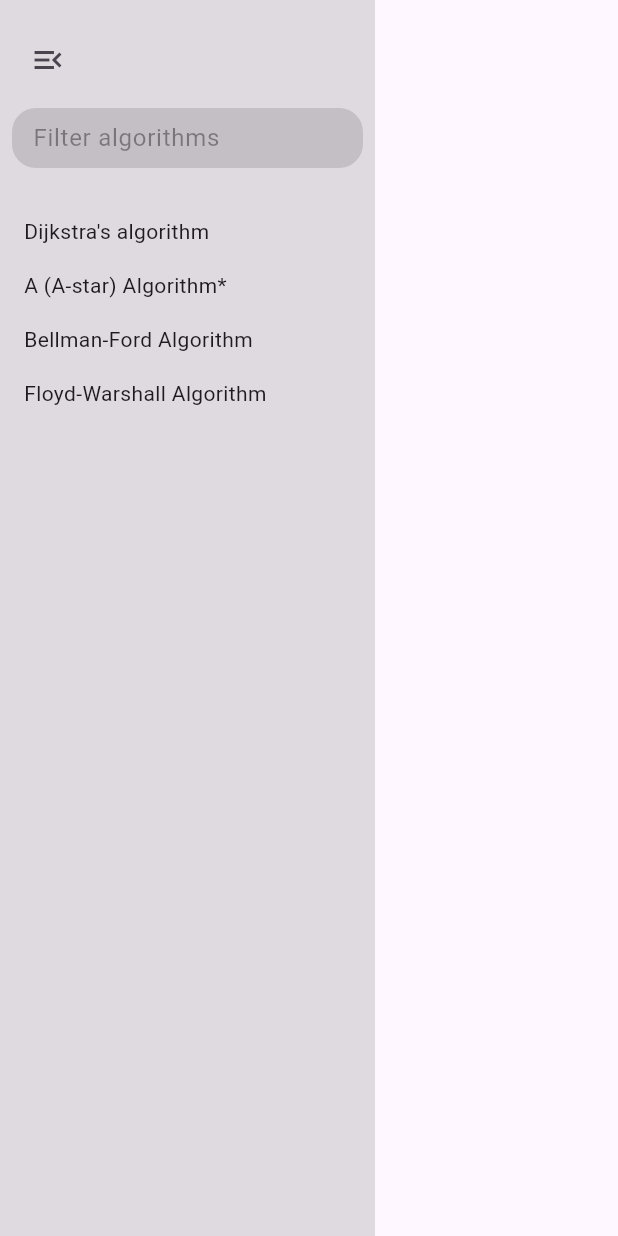
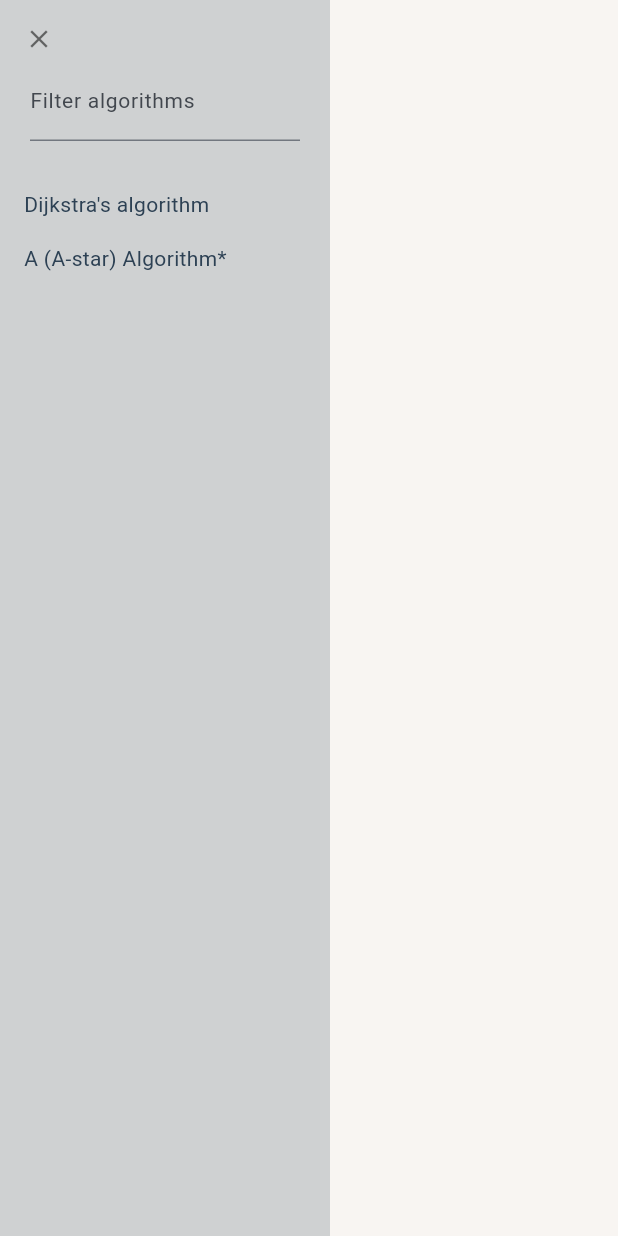
Before and after one commit to emeli-frank/algorithm-visualizer, a Flutter app: the ShellScaffold screen opened directly with empty values, on a phone screen of 412 x 824 dp. Run offline on Flutter 3.47's test engine with Material 3 defaults, Android fonts, the phone set to English and light mode, and no system bars; our stand-ins replace equatable, flutter_bloc, go_router.

Commit message:
Improve general app look with customized colors and options

```diff
--- a/lib/features/dijkstra/views/dijkstra_screen.dart
+++ b/lib/features/dijkstra/views/dijkstra_screen.dart
@@ -6,7 +6,9 @@ import 'package:algorithm_visualizer/features/dijkstra/bloc/graph_bloc.dart';
 import 'package:algorithm_visualizer/features/dijkstra/cubit/tool_selection_cubit.dart';
 import 'package:algorithm_visualizer/features/dijkstra/models/edge.dart';
 import 'package:algorithm_visualizer/features/dijkstra/models/vertex.dart';
+import 'package:algorithm_visualizer/features/sidebar/cubit/sidebar_cubit.dart';
 import 'package:algorithm_visualizer/utils/extensions/offset_extensions.dart';
+import 'package:algorithm_visualizer/widgets/nav_icon_button.dart';
 import 'package:flutter/material.dart';
 import 'package:flutter/services.dart';
 import 'package:flutter_bloc/flutter_bloc.dart';
--- /dev/null
+++ b/lib/features/sidebar/cubit/sidebar_cubit.dart
@@ -0,0 +1,10 @@
+import 'package:flutter_bloc/flutter_bloc.dart';
+import 'package:equatable/equatable.dart';
+
+part 'sidebar_state.dart';
+
+class SidebarCubit extends Cubit<SidebarState> {
+  SidebarCubit(super.initialState);
+
+  void toggle({required bool isOpen}) => emit(SidebarState(isOpen: isOpen));
+}
--- /dev/null
+++ b/lib/features/sidebar/cubit/sidebar_state.dart
@@ -0,0 +1,10 @@
+part of 'sidebar_cubit.dart';
+
+final class SidebarState extends Equatable {
+  const SidebarState({required this.isOpen});
+
+  final bool isOpen;
+
+  @override
+  List<Object> get props => [isOpen];
+}
--- a/lib/features/sidebar/views/sidebar.dart
+++ b/lib/features/sidebar/views/sidebar.dart
@@ -1,50 +1,49 @@
+import 'package:algorithm_visualizer/features/sidebar/cubit/sidebar_cubit.dart';
 import 'package:flutter/material.dart';
 import 'package:go_router/go_router.dart';
+import 'package:flutter_bloc/flutter_bloc.dart';
+
+import '../../../widgets/nav_icon_button.dart';
 
 class Sidebar extends StatelessWidget {
   const Sidebar({super.key});
 
   @override
   Widget build(BuildContext context) {
-    var defaultOutlineBorder = OutlineInputBorder(
-      borderSide: const BorderSide(color: Colors.transparent),
-      borderRadius: BorderRadius.circular(16.0),
-    );
-
     return SizedBox(
-      width: 250.0,
+      width: 220.0,
       child: Container(
         padding: const EdgeInsets.all(8.0),
-        color: Colors.black12,
+        color: Theme.of(context).colorScheme.primary.withOpacity(0.2),
         child: Column(
           crossAxisAlignment: CrossAxisAlignment.start,
           children: [
-            Padding(
-              padding: const EdgeInsets.symmetric(vertical: 8.0),
-              child: IconButton(
-                onPressed: () {},
-                tooltip: 'Close sidebar',
-                icon: const Icon(Icons.menu_open_outlined),
-              ),
+            NavIconButton(
+              iconData: Icons.close,
+              onPressed: () {
+                context.read<SidebarCubit>().toggle(isOpen: false);
+              },
+              tooltip: 'Close sidebar',
             ),
-            SizedBox(
-              height: 40.0,
-              child: TextField(
-                decoration: InputDecoration(
-                  enabledBorder: defaultOutlineBorder,
-                  focusedBorder: defaultOutlineBorder,
-                  border: defaultOutlineBorder,
-                  hintText: 'Filter algorithms',
-                  hintStyle: const TextStyle(
-                    color: Colors.black38,
+            const Padding(
+              padding: EdgeInsets.all(12.0),
+              child: SizedBox(
+                height: 38.0,
+                child: TextField(
+                  style: TextStyle(
+                    fontSize: 14.0,
                   ),
-                  contentPadding: const EdgeInsets.symmetric(horizontal: 10),
-                  fillColor: Colors.black12,
-                  filled: true,
+                  decoration: InputDecoration(
+                    hintText: 'Filter algorithms',
+                    contentPadding: EdgeInsets.symmetric(vertical: 16),
+                    hintStyle: TextStyle(
+                      fontSize: 14.0,
+                    ),
+                  ),
                 ),
               ),
             ),
-            const SizedBox(height: 24.0),
+            const SizedBox(height: 12.0),
             Expanded(
               child: ListView(
                 children: [
@@ -60,8 +59,6 @@ class Sidebar extends StatelessWidget {
                       context.go('/a-star-visualizer');
                     },
                   ),
-                  SidebarList(name: 'Bellman-Ford Algorithm', onTap: () {},),
-                  SidebarList(name: 'Floyd-Warshall Algorithm', onTap: () {},),
                 ],
               ),
             ),
@@ -82,7 +79,16 @@ class SidebarList extends StatelessWidget {
   Widget build(BuildContext context) {
     // return Padding(padding: const EdgeInsets.symmetric(vertical: 8.0, horizontal: 8.0), child: Text(name),);
     return InkWell(
-      onTap: onTap, child: Padding(padding: const EdgeInsets.symmetric(vertical: 8.0, horizontal: 8.0), child: Text(name),),
+      onTap: onTap,
+      child: Padding(
+        padding: const EdgeInsets.symmetric(vertical: 8.0, horizontal: 8.0),
+        child: Text(
+          name,
+          style: TextStyle(
+            color: Theme.of(context).colorScheme.primary,
+          ),
+        ),
+      ),
     );
   }
 }
--- a/lib/main.dart
+++ b/lib/main.dart
@@ -3,6 +3,7 @@ import 'package:algorithm_visualizer/features/dijkstra/bloc/animation_bloc.dart'
 import 'package:algorithm_visualizer/features/dijkstra/bloc/graph_bloc.dart';
 import 'package:algorithm_visualizer/features/dijkstra/cubit/tool_selection_cubit.dart';
 import 'package:algorithm_visualizer/features/dijkstra/views/dijkstra_screen.dart';
+import 'package:algorithm_visualizer/features/sidebar/cubit/sidebar_cubit.dart';
 import 'package:algorithm_visualizer/features/sidebar/views/sidebar.dart';
 import 'package:flutter/material.dart';
 import 'package:go_router/go_router.dart';
@@ -25,7 +26,14 @@ class MyApp extends StatelessWidget {
       ShellRoute(
         navigatorKey: _shellNavigatorKey,
         builder: (context, state, child) =>
-            ShellScaffold(child: child),
+            MultiBlocProvider(
+              providers: [
+                BlocProvider<SidebarCubit>(
+                  create: (_) => SidebarCubit(const SidebarState(isOpen: true)),
+                ),
+              ],
+              child: ShellScaffold(child: child),
+            ),
         routes: [
           GoRoute(
             path: '/home',
@@ -70,7 +78,13 @@ class MyApp extends StatelessWidget {
       routeInformationParser: _router.routeInformationParser,
       routeInformationProvider: _router.routeInformationProvider,
       theme: ThemeData(
-        colorScheme: ColorScheme.fromSeed(seedColor: Colors.deepPurple),
+        colorScheme: ColorScheme.fromSeed(
+          seedColor: const Color(0xFF2D4154),
+          brightness: Brightness.light,
+          primary: const Color(0xFF2D4154),
+          secondary: Colors.deepOrange,
+          surface: const Color(0xFFF8F5F2),
+        ),
         useMaterial3: true,
       ),
     );
@@ -101,9 +115,13 @@ class ShellScaffold extends StatelessWidget {
   @override
   Widget build(BuildContext context) {
     return Scaffold(
+      backgroundColor: Theme.of(context).colorScheme.surface,
       body: Row(
         children: [
-          const Sidebar(),
+          Visibility(
+            visible: context.watch<SidebarCubit>().state.isOpen,
+            child: const Sidebar(),
+          ),
           Expanded(
             child: child,
           ),
--- /dev/null
+++ b/lib/widgets/nav_icon_button.dart
@@ -0,0 +1,26 @@
+import 'package:flutter/material.dart';
+
+class NavIconButton extends StatelessWidget {
+  const NavIconButton({super.key, required this.iconData, this.onPressed, this.tooltip, this.isActive});
+
+  final IconData iconData;
+  final Function()? onPressed;
+  final String? tooltip;
+  final bool? isActive;
+
+  @override
+  Widget build(BuildContext context) {
+    var color = (isActive != null && isActive == true) ? Theme.of(context).colorScheme.secondary : Colors.black54;
+
+    return SizedBox(
+      height: 36.0,
+      width: 36.0,
+      child: IconButton(
+        iconSize: 20.0,
+        onPressed: onPressed,
+        tooltip: tooltip,
+        icon: Icon(iconData, color: color),
+      ),
+    );
+  }
+}
```
Also changed, not shown: lib/features/dijkstra/views/appbar.dart (+54 -33 lines).
